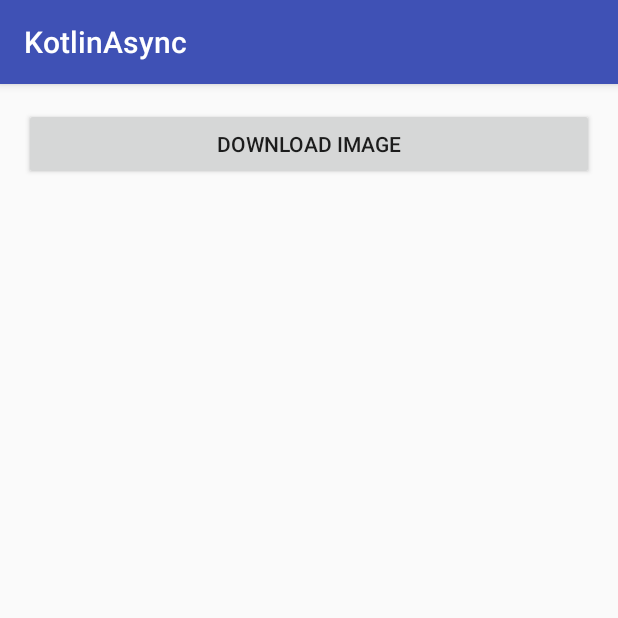
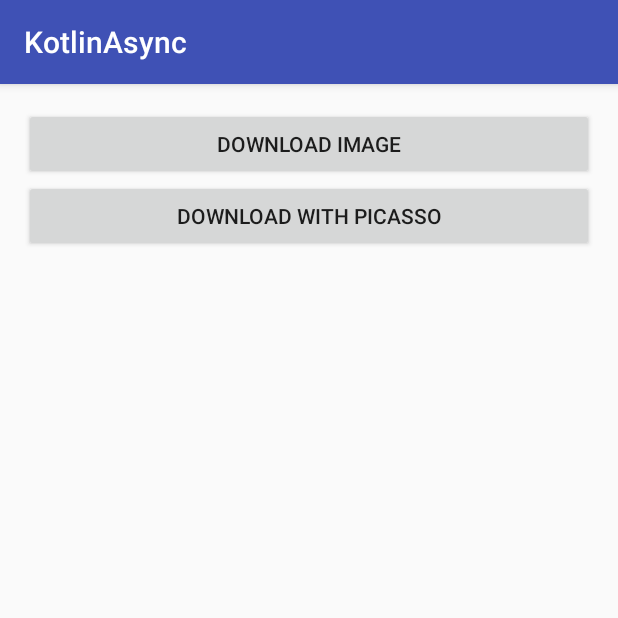
Before and after one commit to TiksGanesh/KotlinAsyncTask, an Android app: the screen it shows after launch (MainActivity), after a tap on "DOWNLOAD IMAGE", on a phone screen of 412 x 824 dp, the top half of it. Run offline under Robolectric (Android 15) with nearby library versions, the phone set to English and light mode, and no system bars; our stand-ins replace Picasso; pictures from the network do not load.

Commit message:
1.1 Kotlin AsyncTask - Integrated Picasso library

```diff
--- a/app/build.gradle
+++ b/app/build.gradle
@@ -29,6 +29,7 @@ dependencies {
     implementation 'com.android.support.constraint:constraint-layout:1.0.2'
     testImplementation 'junit:junit:4.12'
     implementation "org.jetbrains.kotlin:kotlin-reflect:$kotlin_version"
+    implementation 'com.squareup.picasso:picasso:2.5.2'
     androidTestImplementation 'com.android.support.test:runner:1.0.1'
     androidTestImplementation 'com.android.support.test.espresso:espresso-core:3.0.1'
 }
--- a/app/src/main/java/com/example/ganeshtikone/kotlinasync/MainActivity.kt
+++ b/app/src/main/java/com/example/ganeshtikone/kotlinasync/MainActivity.kt
@@ -6,11 +6,13 @@ import android.support.v7.app.AppCompatActivity
 import android.support.v7.widget.AppCompatImageView
 import android.view.View
 import android.widget.Toast
+import com.squareup.picasso.Picasso
 import kotlinx.android.synthetic.main.activity_main.*
 
 class MainActivity : AppCompatActivity(), ImageDownloaderAsyncTask.OnImageDownloadListener {
 
     private var executor: ImageDownloaderAsyncTask? = null
+    private val imageUrl = "http://indiebookbutler.com/wp-content/uploads/2015/08/Free.jpg"
 
     override fun onCreate(savedInstanceState: Bundle?) {
         super.onCreate(savedInstanceState)
@@ -20,6 +22,7 @@ class MainActivity : AppCompatActivity(), ImageDownloaderAsyncTask.OnImageDownlo
     }
 
     override fun onPause() {
+        // Unregister listener once activity goes in background
         executor?.unregisterListener()
         executor = null
         super.onPause()
@@ -33,6 +36,19 @@ class MainActivity : AppCompatActivity(), ImageDownloaderAsyncTask.OnImageDownlo
         downloadButton.setOnClickListener(View.OnClickListener {
             startDownloadingImage()
         })
+
+        downloadWithPicassoButton.setOnClickListener(View.OnClickListener {
+            downloadWithPicasso()
+        })
+    }
+
+    /**
+     * Download Image using Picasso library
+     */
+    private fun downloadWithPicasso(){
+        Picasso.with(this)
+                .load(imageUrl)
+                .into(downloadImageView)
     }
 
     /**
@@ -40,7 +56,7 @@ class MainActivity : AppCompatActivity(), ImageDownloaderAsyncTask.OnImageDownlo
      * to download image
      */
     private fun startDownloadingImage() {
-        val imageUrl = "http://indiebookbutler.com/wp-content/uploads/2015/08/Free.jpg"
+
         executor =  ImageDownloaderAsyncTask(this)
         executor?.execute(imageUrl)
     }
--- a/app/src/main/res/layout/activity_main.xml
+++ b/app/src/main/res/layout/activity_main.xml
@@ -13,6 +13,12 @@
         android:layout_width="match_parent"
         android:layout_height="wrap_content" />
 
+    <android.support.v7.widget.AppCompatButton
+        android:id="@+id/downloadWithPicassoButton"
+        android:text="@string/download_with_picasso"
+        android:layout_width="match_parent"
+        android:layout_height="wrap_content" />
+
     <android.support.v7.widget.AppCompatImageView
         android:id="@+id/downloadImageView"
         android:layout_width="match_parent"
--- a/app/src/main/res/values/strings.xml
+++ b/app/src/main/res/values/strings.xml
@@ -1,4 +1,5 @@
 <resources>
     <string name="app_name">KotlinAsync</string>
     <string name="download_image">Download Image</string>
+    <string name="download_with_picasso">Download with Picasso</string>
 </resources>
```
